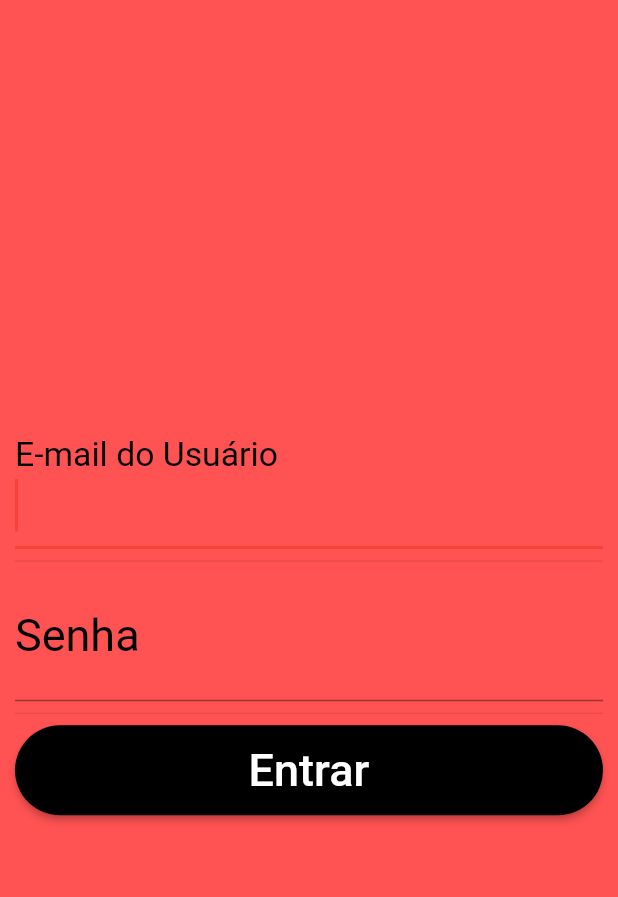
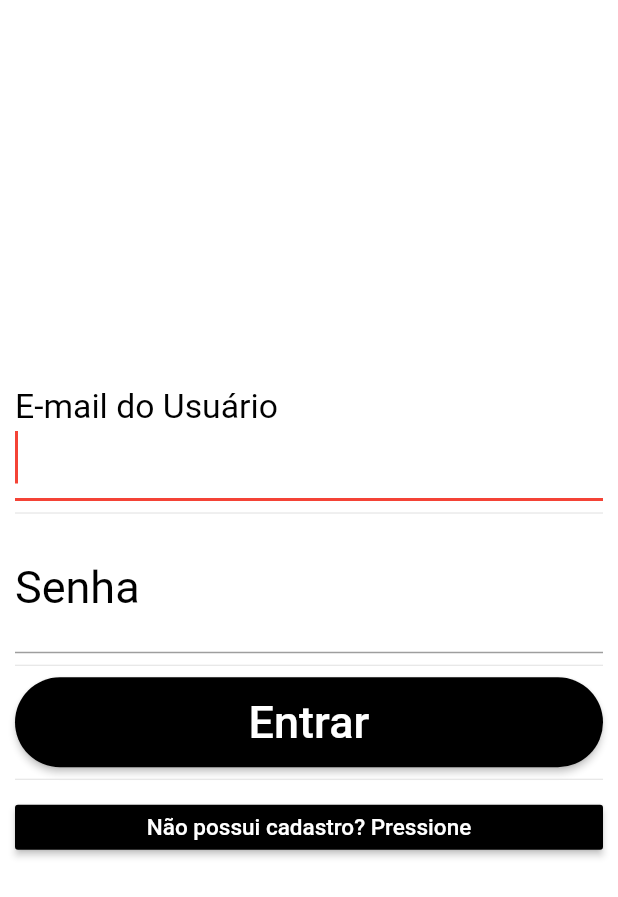
Before and after one commit to luangrasser/fatecjobs, a Flutter app: the screen it shows after launch, on a phone screen of 412 x 824 dp. Shown: the top 897 px of the screen. Run offline on Flutter 3.47's test engine with Material 2 defaults, Android fonts, the phone set to English and light mode, and no system bars.

Commit message:
Ajuste tela login, add tela selecionarCadastro

```diff
--- a/fatecjobs_frontend/lib/main.dart
+++ b/fatecjobs_frontend/lib/main.dart
@@ -1,6 +1,5 @@
 import 'package:flutter/material.dart';
 import 'package:fatecjobs_frontend/widgets/login.dart';
-import 'package:fatecjobs_frontend/widgets/selecionarCadastro.dart';
 
 void main() => runApp(MyApp());
 
@@ -10,7 +9,7 @@ class MyApp extends StatelessWidget{
   return MaterialApp(
     title:'Fatec Jobs',
     theme:ThemeData(primarySwatch: Colors.red),
-    home:Login(),
+    home:Login()
   );
   }
 }
--- a/fatecjobs_frontend/lib/widgets/login.dart
+++ b/fatecjobs_frontend/lib/widgets/login.dart
@@ -1,4 +1,5 @@
 import 'package:flutter/material.dart';
+import 'package:fatecjobs_frontend/widgets/selecionarCadastro.dart';
 
 class Login extends StatefulWidget {
   @override
@@ -8,7 +9,7 @@ class _LoginState extends State<Login> {
   @override
   Widget build(BuildContext context) {
     return Scaffold(
-      backgroundColor: Colors.redAccent,
+      backgroundColor: Colors.white,
       body: Padding(
         padding: const EdgeInsets.all(10.0),
         child: Center(
@@ -52,6 +53,23 @@ class _LoginState extends State<Login> {
                   color:Colors.black,
                 ),
               ),
+              Divider(),
+              ButtonTheme(
+                height: 30.0,
+                child: RaisedButton(
+                  onPressed: () => {
+                    Navigator.push(
+                      context,
+                      MaterialPageRoute(builder: (context)=>SelecionarCadastro())
+                      )
+                  },
+                  child: Text(
+                    "Não possui cadastro? Pressione",
+                    style: TextStyle(color: Colors.white, fontSize: 15),
+                  ),
+                  color: Colors.black
+                ),
+              )
             ],
          ),
         ),
```
Also changed, not shown: fatecjobs_frontend/lib/widgets/selecionarCadastro.dart (+73 -0 lines).
